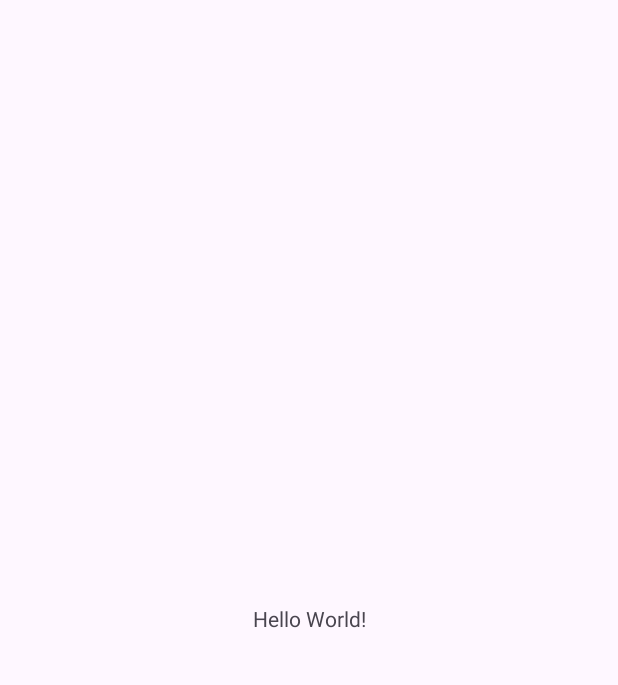
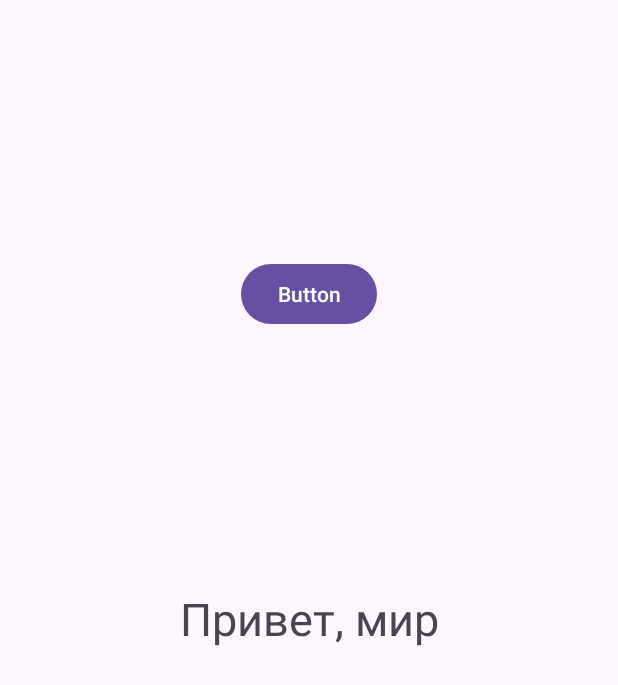
Before and after one commit to docent28/myFirstShablon, an Android app: the screen it shows after launch (MainActivity), on a phone screen of 412 x 824 dp. Before the commit the part shown is almost empty. Shown: the top 685 px of the screen. Run offline under Robolectric (Android 15) with nearby library versions, the phone set to English and light mode, and no system bars.

Commit message:
Изменил интерфейс

```diff
--- a/app/src/main/res/layout/activity_main.xml
+++ b/app/src/main/res/layout/activity_main.xml
@@ -8,12 +8,24 @@
     tools:context=".MainActivity">
 
     <TextView
+        android:id="@+id/textView"
         android:layout_width="wrap_content"
         android:layout_height="wrap_content"
-        android:text="Hello World!"
+        android:text="Привет, мир"
+        android:textSize="30dp"
         app:layout_constraintBottom_toBottomOf="parent"
         app:layout_constraintEnd_toEndOf="parent"
         app:layout_constraintStart_toStartOf="parent"
         app:layout_constraintTop_toTopOf="parent" />
 
+    <Button
+        android:id="@+id/button"
+        android:layout_width="wrap_content"
+        android:layout_height="wrap_content"
+        android:text="Button"
+        app:layout_constraintBottom_toTopOf="@+id/textView"
+        app:layout_constraintEnd_toEndOf="parent"
+        app:layout_constraintStart_toStartOf="parent"
+        app:layout_constraintTop_toTopOf="parent" />
+
 </androidx.constraintlayout.widget.ConstraintLayout>
```
